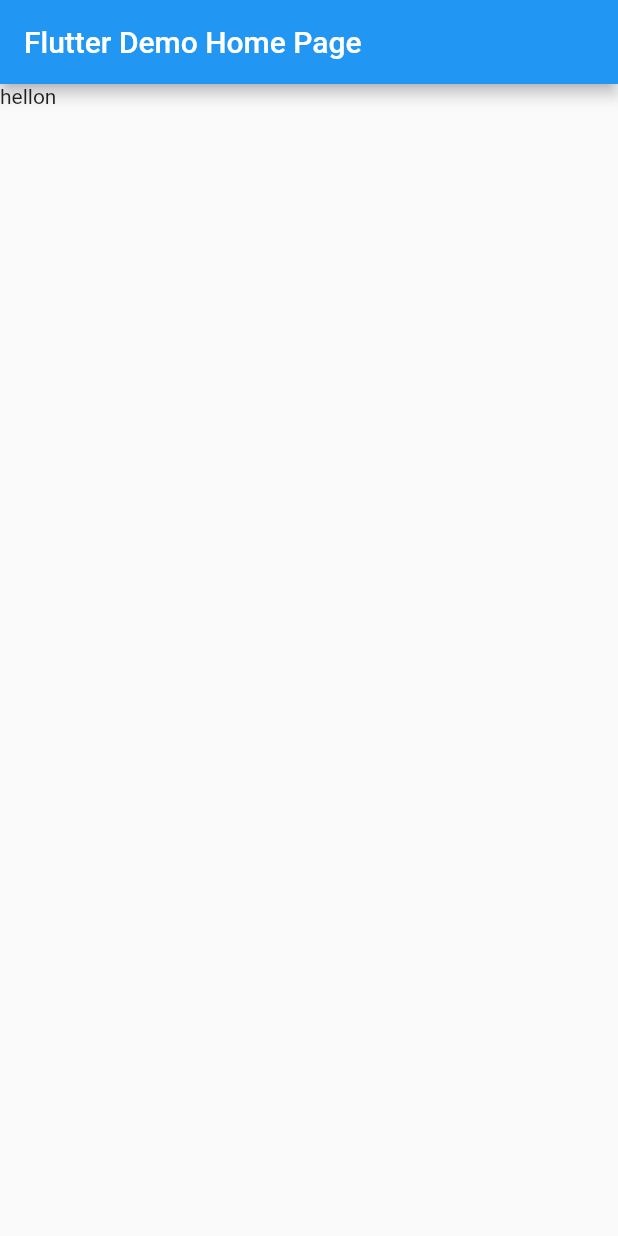
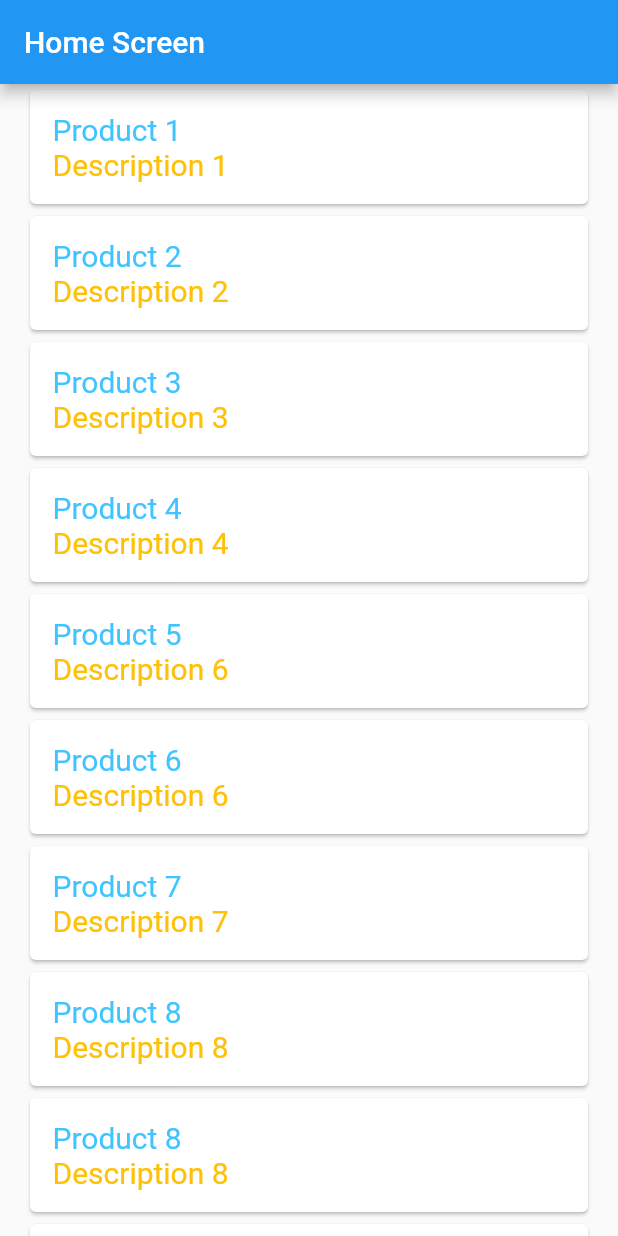
Before and after one commit to ArvindMewada/sample-testing, a Flutter app: the screen it shows after launch, on a phone screen of 412 x 824 dp. Run offline on Flutter 3.47's test engine with Material 2 defaults, Android fonts, the phone set to English and light mode, and no system bars.

```diff
--- /dev/null
+++ b/assets/product.json
@@ -0,0 +1,91 @@
+[
+  {
+    "title": "Product 1",
+    "description": "Description 1"
+  },
+  {
+    "title": "Product 2",
+    "description": "Description 2"
+  },
+  {
+    "title": "Product 3",
+    "description": "Description 3"
+  },
+  {
+    "title": "Product 4",
+    "description": "Description 4"
+  },
+  {
+    "title": "Product 5",
+    "description": "Description 6"
+  },
+  {
+    "title": "Product 6",
+    "description": "Description 6"
+  },
+  {
+    "title": "Product 7",
+    "description": "Description 7"
+  },
+  {
+    "title": "Product 8",
+    "description": "Description 8"
+  },
+  {
+    "title": "Product 8",
+    "description": "Description 8"
+  },
+  {
+    "title": "Product 8",
+    "description": "Description 8"
+  },
+  {
+    "title": "Product 8",
+    "description": "Description 8"
+  },
+  {
+    "title": "Product 8",
+    "description": "Description 8"
+  },
+  {
+    "title": "Product 8",
+    "description": "Description 8"
+  },
+  {
+    "title": "Product 8",
+    "description": "Description 8"
+  },
+  {
+    "title": "Product 8",
+    "description": "Description 8"
+  },
+  {
+    "title": "Product 8",
+    "description": "Description 8"
+  },
+  {
+    "title": "Product 8",
+    "description": "Description 8"
+  },
+  {
+    "title": "Product 8",
+    "description": "Description 8"
+  },
+  {
+    "title": "Product 8",
+    "description": "Description 8"
+  },
+  {
+    "title": "Product 8",
+    "description": "Description 8"
+  },
+  {
+    "title": "Product 8",
+    "description": "Description 8"
+  },
+  {
+    "title": "Product 8",
+    "description": "Description 8"
+  }
+
+]
--- /dev/null
+++ b/lib/DataModel/ProductDataModel.dart
@@ -0,0 +1,14 @@
+import 'package:sample/Keys/Keys.dart';
+
+class ProductDataModel {
+  final String title, description;
+
+  ProductDataModel({this.title, this.description});
+
+  factory ProductDataModel.fromJson(Map<String, dynamic> json) {
+    return new ProductDataModel(
+      title: json[Keys.title] as String,
+      description: json[Keys.description] as String,
+    );
+  }
+}
--- /dev/null
+++ b/lib/Keys/Keys.dart
@@ -0,0 +1,5 @@
+class Keys{
+  static final  String title = "title";
+  static final  String description = "description";
+
+}
--- /dev/null
+++ b/lib/Screens/HomeScreen.dart
@@ -0,0 +1,54 @@
+import 'dart:convert';
+import 'dart:io';
+
+import 'package:flutter/material.dart';
+import 'package:sample/DataModel/ProductDataModel.dart';
+import 'package:sample/Widgets/HomeWidgets.dart';
+
+class HomeScreen extends StatefulWidget {
+  static String routeName = "home-screen";
+
+  @override
+  _HomeScreenState createState() => _HomeScreenState();
+}
+
+class _HomeScreenState extends State<HomeScreen> {
+  List<ProductDataModel> productList = [];
+  List data;
+
+  @override
+  Widget build(BuildContext context) {
+    return Scaffold(
+      appBar: AppBar(
+          title: Text("Home Screen"),
+      ),
+      body: SafeArea(
+        child: Container(
+          padding: EdgeInsets.symmetric(horizontal: 16),
+          child: _buildProductList(context),
+        ),
+      ),
+    );
+  }
+
+  Widget _buildProductList(BuildContext context) {
+    return new FutureBuilder(
+        future: getCountryFromJson(context),
+        builder: (context, snapshot) {
+          List<ProductDataModel> productList = snapshot.data;
+          return productList.isNotEmpty
+              ? ProductList(
+                  productList: productList,
+                )
+              : new Center(child: new CircularProgressIndicator());
+        });
+  }
+
+
+  Future<List<ProductDataModel>> getCountryFromJson(BuildContext context) async {
+    String jsonString =
+    await DefaultAssetBundle.of(context).loadString('assets/product.json');
+    List<dynamic> raw = jsonDecode(jsonString);
+    return raw.map((e) => ProductDataModel.fromJson(e)).toList();
+  }
+}
--- /dev/null
+++ b/lib/Widgets/HomeWidgets.dart
@@ -0,0 +1,49 @@
+import 'package:flutter/material.dart';
+import 'package:sample/DataModel/ProductDataModel.dart';
+import 'package:sample/Screens/DetailsScreen.dart';
+
+class ProductList extends StatelessWidget {
+  final List<dynamic> productList;
+
+  ProductList({Key key, this.productList}) : super(key: key);
+
+  @override
+  Widget build(BuildContext context) {
+    return new ListView.builder(
+        itemCount: productList == null ? 0 : productList.length,
+        itemBuilder: (BuildContext context, int index) {
+          return GestureDetector(
+            behavior: HitTestBehavior.translucent,
+            onTap: () {
+              Navigator.pushNamed(context, DetailsScreen.routeName,
+                  arguments: productList[index]);
+            },
+            child: new Card(
+              child: new Container(
+                child: new Center(
+                    child: new Column(
+                  // Stretch the cards in horizontal axis
+                  crossAxisAlignment: CrossAxisAlignment.stretch,
+                  children: <Widget>[
+                    new Text(
+                      // Read the name field value and set it in the Text widget
+                      productList[index].title,
+                      // set some style to text
+                      style: new TextStyle(
+                          fontSize: 20.0, color: Colors.lightBlueAccent),
+                    ),
+                    new Text(
+                      // Read the name field value and set it in the Text widget
+                      productList[index].description,
+                      // set some style to text
+                      style: new TextStyle(fontSize: 20.0, color: Colors.amber),
+                    ),
+                  ],
+                )),
+                padding: const EdgeInsets.all(15.0),
+              ),
+            ),
+          );
+        });
+  }
+}
--- a/lib/main.dart
+++ b/lib/main.dart
@@ -1,4 +1,8 @@
 import 'package:flutter/material.dart';
+import 'package:sample/Screens/DetailsScreen.dart';
+import 'package:sample/Screens/HomeScreen.dart';
+
+import 'Screens/SplashScreen.dart';
 
 void main() {
   runApp(MyApp());
@@ -28,18 +32,23 @@ class MyHomePage extends StatefulWidget {
 }
 
 class _MyHomePageState extends State<MyHomePage> {
+  final routes = <String, WidgetBuilder>{
+    //Initial
+    SplashScreen.routeName: (context) => SplashScreen(),
+    HomeScreen.routeName: (context) => HomeScreen(),
+    DetailsScreen.routeName: (context) => DetailsScreen(),
+  };
 
   @override
   Widget build(BuildContext context) {
     return Scaffold(
-      appBar: AppBar(
-        title: Text(widget.title),
+        body: SafeArea(
+      child: MaterialApp(
+        title: 'sample',
+        debugShowCheckedModeBanner: false,
+        home: SplashScreen(),
+        routes: routes,
       ),
-      body: SafeArea(
-        child: Container(
-          child: Text("hellon"),
-        ),
-      )
-    );
+    ));
   }
 }
--- a/pubspec.yaml
+++ b/pubspec.yaml
@@ -45,7 +45,9 @@ flutter:
   uses-material-design: true
 
   # To add assets to your application, add an assets section, like this:
-  # assets:
+  assets:
+    - assets/product.json
+
   #   - images/a_dot_burr.jpeg
   #   - images/a_dot_ham.jpeg
 
```
Also changed, not shown: lib/Screens/DetailsScreen.dart (added, +65 -0 lines), lib/Screens/SplashScreen.dart (added, +43 -0 lines).
